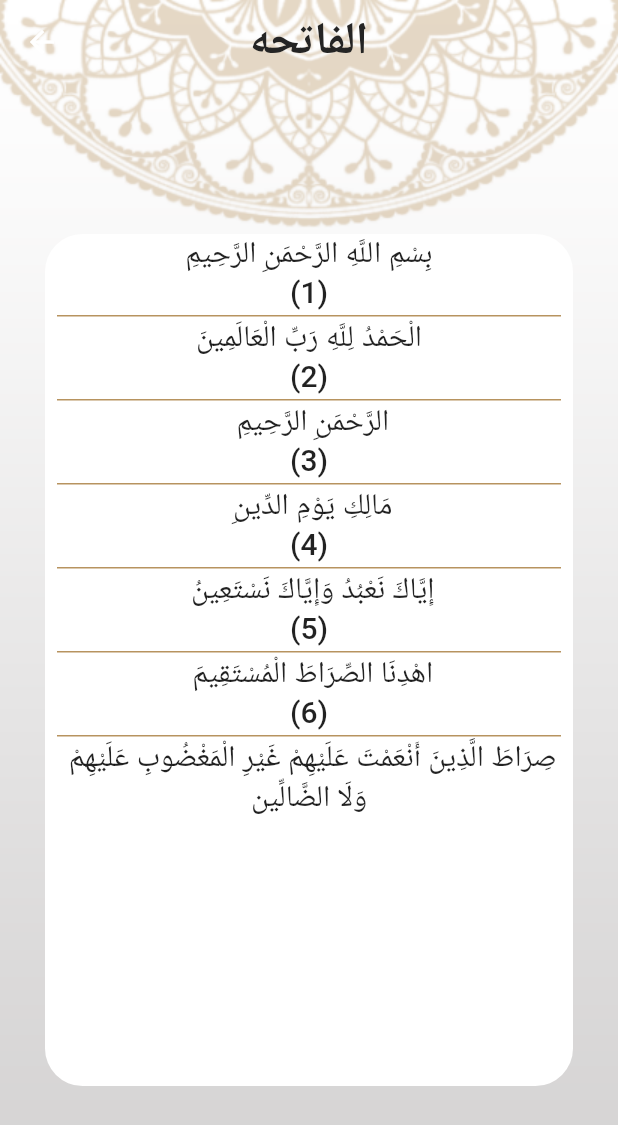
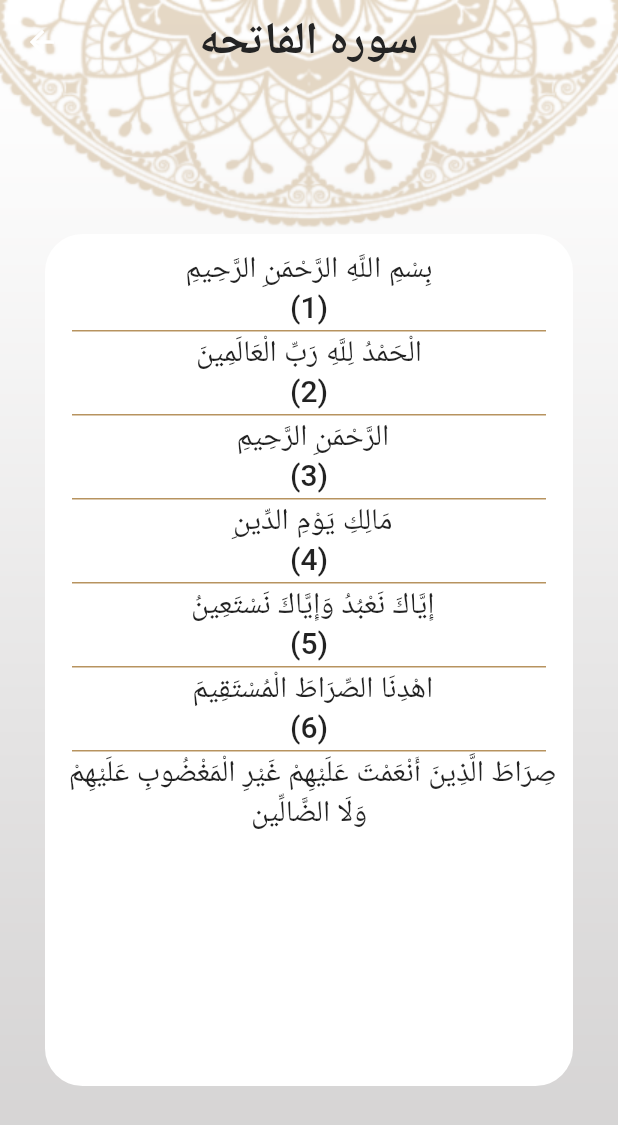
Before and after one commit to meslhy/islamiApp, a Flutter app: the screen it shows after launch, after a tap on "الفاتحه", on a phone screen of 412 x 824 dp. Shown: the top 1125 px of the screen. Run offline on Flutter 3.47's test engine with Material 2 defaults, Android fonts, the phone set to English and light mode, and no system bars.

Commit message:
change some padding

```diff
--- a/lib/ui/screens/home_screen/tabs/ahadeth/ahadeth_screen.dart
+++ b/lib/ui/screens/home_screen/tabs/ahadeth/ahadeth_screen.dart
@@ -1,10 +1,13 @@
 import 'package:flutter/material.dart';
+import 'package:islami_route/ui/utils/app_colors.dart';
 
 class AhadethScreen extends StatelessWidget {
   const AhadethScreen({Key? key}) : super(key: key);
 
   @override
   Widget build(BuildContext context) {
-    return Scaffold();
+    return Scaffold(
+      backgroundColor:AppColors.Transparent,
+    );
   }
 }
--- a/lib/ui/screens/home_screen/tabs/radio/radio_screen.dart
+++ b/lib/ui/screens/home_screen/tabs/radio/radio_screen.dart
@@ -1,10 +1,14 @@
 import 'package:flutter/material.dart';
+
+import '../../../../utils/app_colors.dart';
 
 class RadioScreen extends StatelessWidget {
   const RadioScreen({Key? key}) : super(key: key);
 
   @override
   Widget build(BuildContext context) {
-    return Scaffold();
+    return Scaffold(
+      backgroundColor:AppColors.Transparent,
+    );
   }
 }
--- a/lib/ui/screens/sura_details/sura_details_screen.dart
+++ b/lib/ui/screens/sura_details/sura_details_screen.dart
@@ -34,7 +34,7 @@ class _SuraDetailsScreenState extends State<SuraDetailsScreen> {
         appBar: AppBar(
           elevation: 0.00,
           title: Text(
-              arg.suraName,
+               "سوره "+arg.suraName,
             style: AppTheme.appBArTitleTextStyle,
           ),
           centerTitle: true,
@@ -50,6 +50,7 @@ class _SuraDetailsScreenState extends State<SuraDetailsScreen> {
               vertical:100,
           ),
           child: Container(
+            padding: EdgeInsets.all(10),
             decoration: BoxDecoration(
               color: AppColors.White,
               borderRadius: BorderRadius.circular(25),
```
